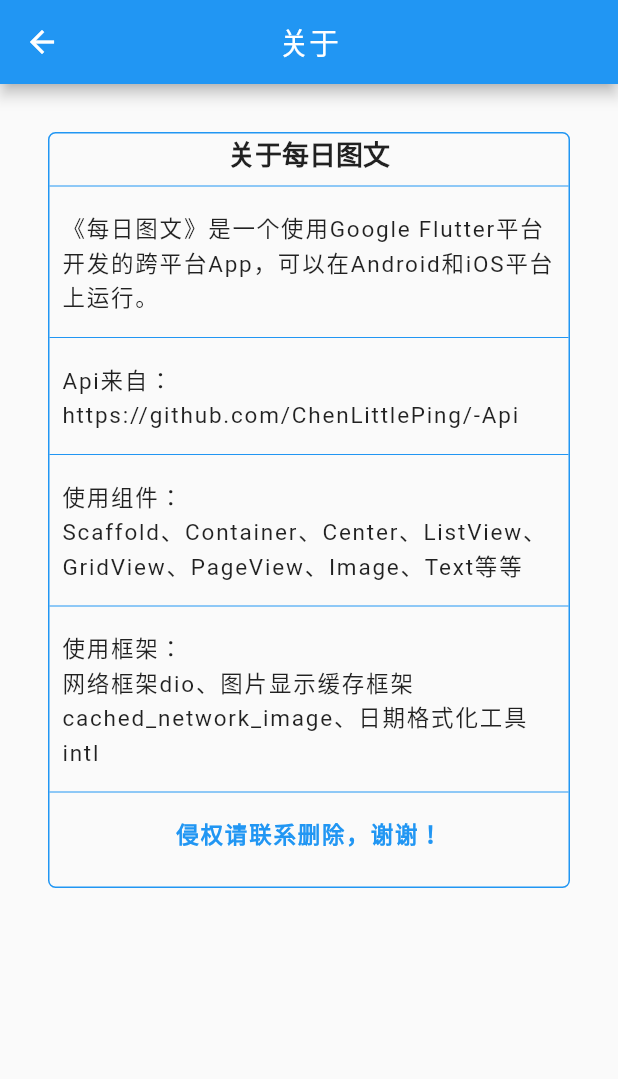
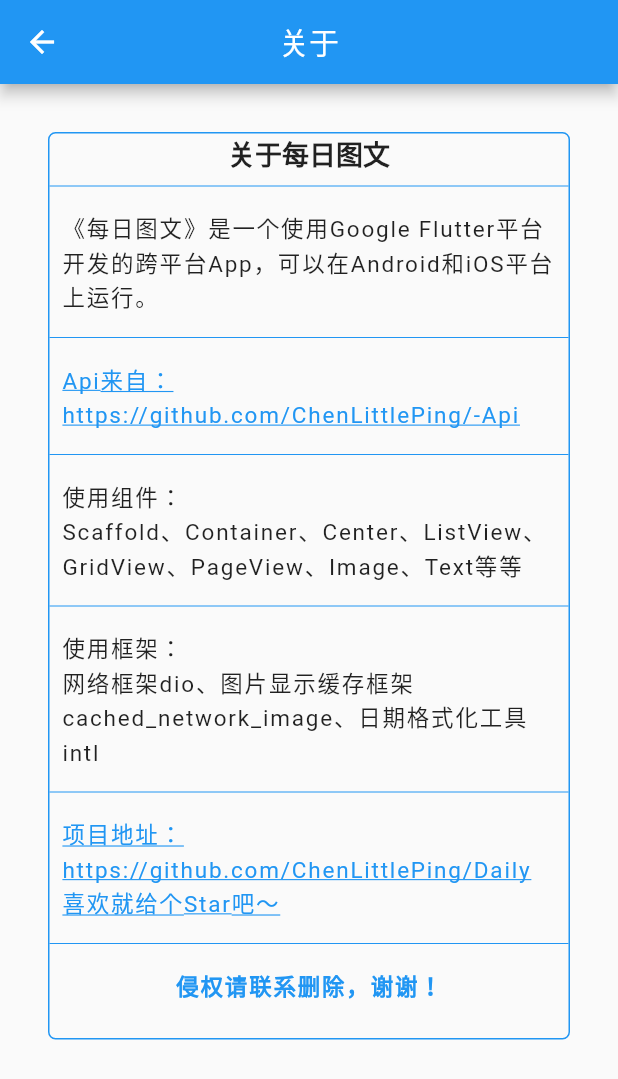
Before and after one commit to ChenLittlePing/Daily, a Flutter app: the About screen opened directly, on a phone screen of 412 x 824 dp. Shown: the top 1079 px of the screen. Run offline on Flutter 3.47's test engine with Material 2 defaults, Android fonts, the phone set to English and light mode, and no system bars; our stand-ins replace cached_network_image, dio; missing offline and left inert: flutter_webview_plugin.

Commit message:
1.更换App图标；2.新增webview显示功能

```diff
--- a/lib/main.dart
+++ b/lib/main.dart
@@ -160,7 +160,7 @@ class _HomePageState extends State<_HomePage> {
   }
 
   Future<Null> _getNews(page, postId) async {
-    if (curPage > 1 && postId == null) return;
+    if (page > 1 && postId == null) return;
     this.curPage = page;
     TCApi().getNew(page, postId, _getNewSuccess, _getNewFail);
     return null;
--- a/lib/ui/about/about.dart
+++ b/lib/ui/about/about.dart
@@ -1,3 +1,4 @@
+import 'package:daily/ui/about/web.dart';
 import 'package:flutter/material.dart';
 
 class About extends StatelessWidget {
@@ -37,12 +38,24 @@ class About extends StatelessWidget {
                 Divider(
                   color: Colors.blue,
                 ),
-                Container(
-                    margin: EdgeInsets.all(8.0),
-                    child: Text(
-                        "Api来自：\nhttps://github.com/ChenLittlePing/-Api",
-                        style: TextStyle(
-                            fontSize: 15.0, height: 1.5, letterSpacing: 1.2))),
+                GestureDetector(
+                    onTap: () {
+                      Navigator
+                          .of(context)
+                          .push(new MaterialPageRoute(builder: (context) {
+                        return new Web("https://github.com/ChenLittlePing/-Api");
+                      }));
+                    },
+                    child: Container(
+                        margin: EdgeInsets.all(8.0),
+                        child: Text(
+                            "Api来自：\nhttps://github.com/ChenLittlePing/-Api",
+                            style: TextStyle(
+                                fontSize: 15.0,
+                                height: 1.5,
+                                letterSpacing: 1.2,
+                                color: Colors.blue,
+                                decoration: TextDecoration.underline)))),
                 Divider(
                   color: Colors.blue,
                 ),
@@ -64,6 +77,28 @@ class About extends StatelessWidget {
                 Divider(
                   color: Colors.blue,
                 ),
+                GestureDetector(
+                    onTap: () {
+                      Navigator
+                          .of(context)
+                          .push(new MaterialPageRoute(builder: (context) {
+                        return new Web("https://github.com/ChenLittlePing/Daily");
+                      }));
+                    },
+                    child: Container(
+                        margin: EdgeInsets.all(8.0),
+                        child: Text(
+                            "项目地址：\nhttps://github.com/ChenLittlePing/Daily"
+                            "\n喜欢就给个Star吧～",
+                            style: TextStyle(
+                                fontSize: 15.0,
+                                height: 1.5,
+                                letterSpacing: 1.2,
+                                color: Colors.blue,
+                                decoration: TextDecoration.underline)))),
+                Divider(
+                  color: Colors.blue,
+                ),
                 Container(
                     alignment: Alignment.center,
                     margin: EdgeInsets.fromLTRB(8.0, 8.0, 8.0, 24.0),
--- a/pubspec.yaml
+++ b/pubspec.yaml
@@ -11,6 +11,7 @@ dependencies:
   dio: ^0.0.13
   cached_network_image: ^0.4.1
   intl: ^0.15.6
+  flutter_webview_plugin: ^0.1.6
 
 dev_dependencies:
   flutter_test:
```
Also changed, not shown: lib/ui/about/web.dart (added, +22 -0 lines), pubspec.lock, 23 other files.
